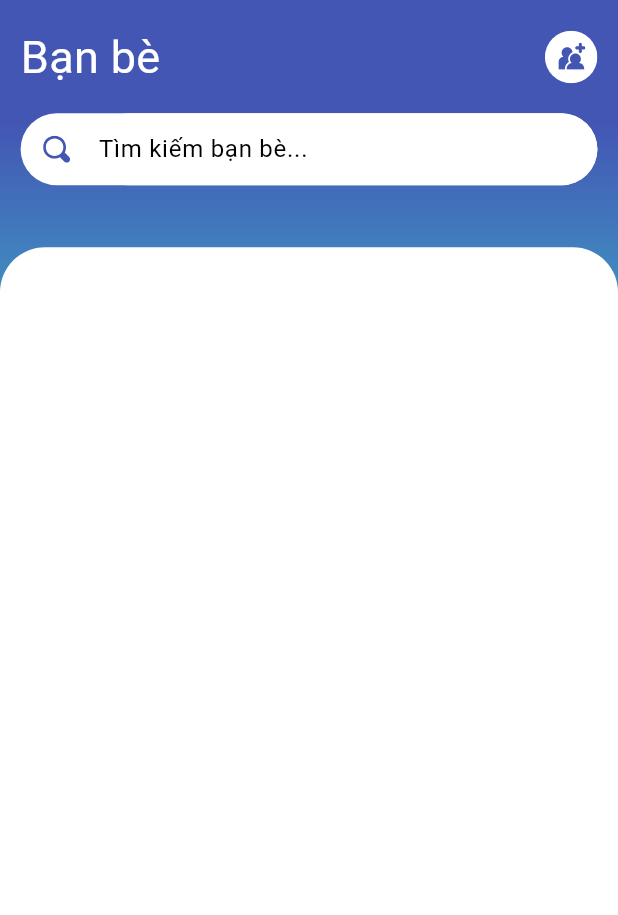
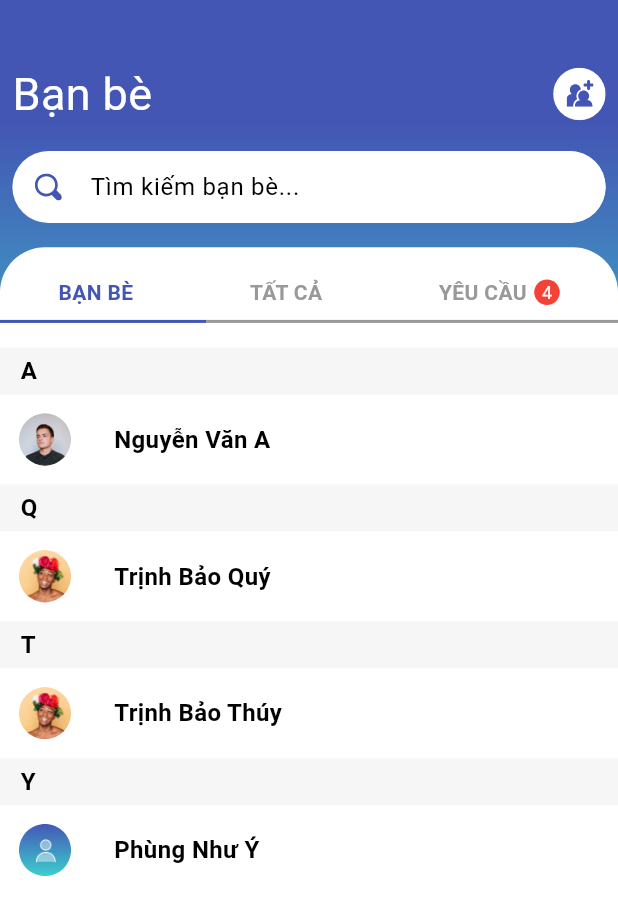
Before and after one commit to quy03/MockChat, a Flutter app: the FriendScreen screen opened by its route, on a phone screen of 412 x 824 dp. Shown: the top 915 px of the screen. Run offline on Flutter 3.47's test engine with Material 3 defaults, Android fonts, the light colour scheme and no system bars; our stand-ins replace diacritic, firebase_auth, firebase_core, flutter_svg; accounts and stored records are empty.

Commit message:
update friends

```diff
--- a/lib/components/custom_bottom_nav_bar.dart
+++ b/lib/components/custom_bottom_nav_bar.dart
@@ -30,6 +30,7 @@ class CustomBottomNavBar extends StatelessWidget {
                 children: [
                   SvgPicture.asset(
                     "assets/icons/chat_nav_bar.svg",
+                    // ignore: deprecated_member_use
                     color: MenuState.message == selectedMenu
                         ? Theme.of(context).colorScheme.secondary
                         : Theme.of(context).colorScheme.inversePrimary,
@@ -90,6 +91,7 @@ class CustomBottomNavBar extends StatelessWidget {
             children: [
               SvgPicture.asset(
                 "assets/icons/friend_nav_bar.svg",
+                // ignore: deprecated_member_use
                 color: MenuState.friend == selectedMenu
                     ? Theme.of(context).colorScheme.secondary
                     : Theme.of(context).colorScheme.inversePrimary,
@@ -117,6 +119,7 @@ class CustomBottomNavBar extends StatelessWidget {
             children: [
               SvgPicture.asset(
                 "assets/icons/user_nav_bar.svg",
+                // ignore: deprecated_member_use
                 color: MenuState.personal == selectedMenu
                     ? Theme.of(context).colorScheme.secondary
                     : Theme.of(context).colorScheme.inversePrimary,
--- a/lib/components/my_search.dart
+++ b/lib/components/my_search.dart
@@ -7,11 +7,11 @@ class MySearch extends StatefulWidget {
   const MySearch({
     Key? key,
     required this.hintText,
-    required this.onSearchToggle,
+    required this.onSearchToggleMySearch,
   }) : super(key: key);
 
   final String hintText;
-  final ValueChanged<bool> onSearchToggle;
+  final ValueChanged<bool> onSearchToggleMySearch;
 
   @override
   State<MySearch> createState() => _MySearchState();
@@ -47,7 +47,7 @@ class _MySearchState extends State<MySearch> {
                     child: TextField(
                       onTap: () {
                         _isSearching = true;
-                        widget.onSearchToggle(true);
+                        widget.onSearchToggleMySearch(true);
                       },
                       controller: searchController,
                       decoration: InputDecoration(
@@ -70,7 +70,7 @@ class _MySearchState extends State<MySearch> {
           TextButton(
             onPressed: () {
               _isSearching = false;
-              widget.onSearchToggle(false);
+              widget.onSearchToggleMySearch(false);
               searchController.clear();
               FocusScope.of(context).unfocus();
             },
--- a/lib/enums.dart
+++ b/lib/enums.dart
@@ -3,3 +3,9 @@ enum MenuState {
   friend,
   personal,
 }
+
+enum FriendState {
+  friends,
+  all,
+  request,
+}
--- a/lib/models/massage.dart
+++ b/lib/models/massage.dart
@@ -46,6 +46,26 @@ List<Massage> demoMassage = [
     badge: 5,
   ),
   Massage(
+    image: 'assets/images/random1.png',
+    friendName: 'Trịnh Bảo Thúy',
+    messageContent: [
+      MessageContent(
+        content: 'Chào bạn',
+        time: DateTime.now().subtract(const Duration(minutes: 5)),
+      ),
+      MessageContent(
+        content: 'Chào bạn, Bạn có khỏe không',
+        time: DateTime.now().subtract(const Duration(minutes: 10)),
+      ),
+      MessageContent(
+        content: 'Hello',
+        time: DateTime.now().subtract(const Duration(minutes: 15)),
+      ),
+    ],
+    story: true,
+    badge: 0,
+  ),
+  Massage(
     image: 'assets/images/random2.png',
     friendName: 'Phùng Như Ý',
     messageContent: [
--- a/lib/screens/body_change.dart
+++ b/lib/screens/body_change.dart
@@ -30,7 +30,8 @@ class _BodyChangeState extends State<BodyChange> {
   @override
   Widget build(BuildContext context) {
     Size size = MediaQuery.of(context).size;
-    return Scaffold(
+    return SafeArea(
+      child: Scaffold(
         appBar: PreferredSize(
           preferredSize: const Size.fromHeight(0),
           child: AppBar(
@@ -63,6 +64,7 @@ class _BodyChangeState extends State<BodyChange> {
             ),
           ),
         ),
+      ),
     );
   }
 }
--- /dev/null
+++ b/lib/screens/friends/components/body_friend.dart
@@ -0,0 +1,49 @@
+import 'package:flutter/material.dart';
+import 'package:mock_chat/enums.dart';
+import 'package:mock_chat/screens/friends/components/all.dart';
+import 'package:mock_chat/screens/friends/components/friends.dart';
+import 'package:mock_chat/screens/friends/components/request.dart';
+import 'package:mock_chat/screens/friends/components/sub_tab_friend.dart';
+
+class BodyFriend extends StatefulWidget {
+  const BodyFriend({super.key});
+
+  @override
+  State<BodyFriend> createState() => _BodyFriendState();
+}
+
+class _BodyFriendState extends State<BodyFriend> {
+  int _selectedIndex = 0;
+  void _onItemTapped(int index) {
+    setState(() {
+      _selectedIndex = index;
+    });
+  }
+
+  final List<Widget> _pages = [
+    Friends(),
+    All(),
+    Request(),
+  ];
+
+  @override
+  Widget build(BuildContext context) {
+    Size size = MediaQuery.of(context).size;
+    return Column(
+      children: [
+        SubTabFriend(
+          selectedFriend: FriendState.values[_selectedIndex],
+          onItemTapped: _onItemTapped,
+          badge: 4,
+        ),
+        SizedBox(height: size.height / 50),
+        Expanded(
+          child: IndexedStack(
+            index: _selectedIndex,
+            children: _pages,
+          ),
+        ),
+      ],
+    );
+  }
+}
--- a/lib/screens/friends/components/friend_head.dart
+++ b/lib/screens/friends/components/friend_head.dart
@@ -17,7 +17,7 @@ class FriendHead extends StatelessWidget {
   Widget build(BuildContext context) {
     return Container(
       padding: EdgeInsets.symmetric(
-        horizontal: size.width / 30,
+        horizontal: size.width / 50,
       ),
       decoration: const BoxDecoration(
         gradient: LinearGradient(
@@ -32,7 +32,7 @@ class FriendHead extends StatelessWidget {
       ),
       child: Column(
         children: [
-          SizedBox(height: size.height / 50),
+          SizedBox(height: size.height / 20),
           Row(
             mainAxisAlignment: MainAxisAlignment.spaceBetween,
             children: [
@@ -51,12 +51,12 @@ class FriendHead extends StatelessWidget {
               )
             ],
           ),
-          const SizedBox(height: 16),
+          SizedBox(height: size.height / 50),
           GestureDetector(
             onTap: () => {},
             child: MySearch(
               hintText: 'Tìm kiếm bạn bè...',
-              onSearchToggle: onSearchToggle,
+              onSearchToggleMySearch: onSearchToggle,
             ),
           ),
         ],
--- /dev/null
+++ b/lib/screens/friends/components/friends.dart
@@ -0,0 +1,135 @@
+import 'package:flutter/material.dart';
+import 'package:diacritic/diacritic.dart'; // Thêm import này
+import 'package:mock_chat/models/massage.dart';
+
+class Friends extends StatelessWidget {
+  const Friends({super.key});
+
+  @override
+  Widget build(BuildContext context) {
+    Size size = MediaQuery.of(context).size;
+
+    // Nhóm danh sách bạn bè theo chữ cái đầu của từ cuối cùng trong tên
+    Map<String, List<Massage>> groupedFriends =
+        _groupFriendsByLastName(demoMassage);
+
+    return Column(
+      crossAxisAlignment: CrossAxisAlignment.start,
+      children: [
+        Expanded(
+          child: ListView.builder(
+            itemCount: groupedFriends.keys.length,
+            itemBuilder: (context, index) {
+              String firstLetter = groupedFriends.keys.elementAt(index);
+              List<Massage> friendsInGroup = groupedFriends[firstLetter]!;
+
+              return Column(
+                crossAxisAlignment: CrossAxisAlignment.start,
+                children: [
+                  // Tiêu đề nhóm theo chữ cái đầu của từ cuối cùng trong tên
+                  Container(
+                    width: size.width,
+                    padding: EdgeInsets.symmetric(
+                      horizontal: size.width / 30,
+                      vertical: size.height * 0.005,
+                    ),
+                    color: const Color.fromRGBO(246, 246, 246, 1),
+                    child: Text(
+                      firstLetter,
+                      style: const TextStyle(
+                        fontSize: 16,
+                        fontWeight: FontWeight.bold,
+                      ),
+                    ),
+                  ),
+                  // Danh sách bạn bè trong nhóm
+                  ...friendsInGroup.map((friend) {
+                    return BuildFriends(
+                      image: friend.image,
+                      fullname: friend.friendName,
+                    );
+                  }).toList(),
+                ],
+              );
+            },
+          ),
+        ),
+      ],
+    );
+  }
+
+  Map<String, List<Massage>> _groupFriendsByLastName(List<Massage> friends) {
+    // Tạo một bản sao của danh sách bạn bè trước khi sắp xếp
+    List<Massage> friendsCopy = List.from(friends);
+
+    // Sắp xếp bản sao theo từ cuối cùng trong tên
+    friendsCopy.sort((a, b) {
+      return _getLastName(a.friendName).compareTo(_getLastName(b.friendName));
+    });
+
+    Map<String, List<Massage>> groupedFriends = {};
+
+    for (var friend in friendsCopy) {
+      // Sử dụng bản sao đã sắp xếp
+      String lastName =
+          _getLastName(friend.friendName); // Lấy từ cuối cùng trong tên
+      String firstLetter = _removeDiacritics(lastName[0])
+          .toUpperCase(); // Lấy chữ cái đầu và loại bỏ dấu
+      if (!groupedFriends.containsKey(firstLetter)) {
+        groupedFriends[firstLetter] = [];
+      }
+      groupedFriends[firstLetter]!.add(friend);
+    }
+
+    return groupedFriends;
+  }
+
+  // Hàm để lấy từ cuối cùng trong tên đầy đủ
+  String _getLastName(String fullName) {
+    List<String> nameParts = fullName.split(' ');
+    return nameParts.last; // Trả về từ cuối cùng
+  }
+
+  // Hàm để loại bỏ dấu trong chữ cái
+  String _removeDiacritics(String input) {
+    return removeDiacritics(input); // Sử dụng thư viện diacritic để loại bỏ dấu
+  }
+}
+
+class BuildFriends extends StatelessWidget {
+  const BuildFriends({
+    super.key,
+    required this.image,
+    required this.fullname,
+  });
+  final String image, fullname;
+
+  @override
+  Widget build(BuildContext context) {
+    return Row(
+      crossAxisAlignment: CrossAxisAlignment.center,
+      children: [
+        CircleAvatar(
+          radius: 30,
+          backgroundColor: Colors.transparent,
+          child: ClipOval(
+            child: Image.asset(
+              image,
+              fit: BoxFit.cover,
+              width: 35,
+              height: 35,
+            ),
+          ),
+        ),
+        const SizedBox(width: 16), // Khoảng cách giữa avatar và tên
+        Text(
+          fullname,
+          style: const TextStyle(
+            fontWeight: FontWeight.bold,
+            fontSize: 16,
+          ),
+        ),
+      ],
+    );
+  }
+}
--- a/lib/screens/friends/components/friends_list.dart
+++ b/lib/screens/friends/components/request.dart
@@ -1,12 +1,12 @@
 import 'package:flutter/material.dart';
 
-class FriendList extends StatelessWidget {
-  const FriendList({super.key});
+class Request extends StatelessWidget {
+  const Request({super.key});
 
   @override
   Widget build(BuildContext context) {
     return Container(
-      color: Colors.green,
+      color: Colors.blue,
     );
   }
 }
--- /dev/null
+++ b/lib/screens/friends/components/sub_tab_friend.dart
@@ -0,0 +1,139 @@
+import 'package:flutter/material.dart';
+import 'package:mock_chat/enums.dart';
+
+class SubTabFriend extends StatelessWidget {
+  const SubTabFriend({
+    super.key,
+    required this.selectedFriend,
+    required this.onItemTapped,
+    required this.badge,
+  });
+
+  final FriendState selectedFriend;
+  final Function(int) onItemTapped;
+  final int badge;
+
+  @override
+  Widget build(BuildContext context) {
+    Size size = MediaQuery.of(context).size;
+
+    return Column(
+      children: [
+        SizedBox(height: size.height / 50),
+        Row(
+          mainAxisAlignment: MainAxisAlignment.spaceAround,
+          children: [
+            // Tab "BẠN BÈ"
+            GestureDetector(
+              onTap: () {
+                onItemTapped(0);
+              },
+              child: Column(
+                children: [
+                  Text(
+                    "BẠN BÈ",
+                    style: TextStyle(
+                      fontWeight: FontWeight.bold,
+                      color: selectedFriend == FriendState.friends
+                          ? Theme.of(context).colorScheme.secondary
+                          : Theme.of(context).colorScheme.inversePrimary,
+                    ),
+                  ),
+                  SizedBox(height: 5),
+                ],
+              ),
+            ),
+            // Tab "TẤT CẢ"
+            GestureDetector(
+              onTap: () {
+                onItemTapped(1);
+              },
+              child: Column(
+                children: [
+                  Text(
+                    "TẤT CẢ",
+                    style: TextStyle(
+                      fontWeight: FontWeight.bold,
+                      color: selectedFriend == FriendState.all
+                          ? Theme.of(context).colorScheme.secondary
+                          : Theme.of(context).colorScheme.inversePrimary,
+                    ),
+                  ),
+                  SizedBox(height: 5),
+                ],
+              ),
+            ),
+            // Tab "YÊU CẦU"
+            GestureDetector(
+              onTap: () {
+                onItemTapped(2);
+              },
+              child: Column(
+                children: [
+                  Row(
+                    children: [
+                      Text(
+                        "YÊU CẦU",
+                        style: TextStyle(
+                          fontWeight: FontWeight.bold,
+                          color: selectedFriend == FriendState.request
+                              ? Theme.of(context).colorScheme.secondary
+                              : Theme.of(context).colorScheme.inversePrimary,
+                        ),
+                      ),
+                      SizedBox(width: 5),
+                      Container(
+                        padding: EdgeInsets.all(5),
+                        decoration: BoxDecoration(
+                          color: Colors.red,
+                          shape: BoxShape.circle,
+                        ),
+                        child: Text(
+                          "$badge",
+                          style: TextStyle(
+                            color: Colors.white,
+                            fontSize: 12,
+                          ),
+                        ),
+                      ),
+                    ],
+                  ),
+                  SizedBox(height: 5),
+                ],
+              ),
+            ),
+          ],
+        ),
+        // Đường kẻ bên dưới
+        Row(
+          children: [
+            Expanded(
+              child: Container(
+                height: 2,
+                color: selectedFriend == FriendState.friends
+                    ? Theme.of(context).colorScheme.secondary
+                    : Theme.of(context).colorScheme.inversePrimary,
+              ),
+            ),
+            Expanded(
+              child: Container(
+                height: 2,
+                color: selectedFriend == FriendState.all
+                    ? Theme.of(context).colorScheme.secondary
+                    : Theme.of(context).colorScheme.inversePrimary,
+              ),
+            ),
+            Expanded(
+              child: Container(
+                height: 2,
+                color: selectedFriend == FriendState.request
+                    ? Theme.of(context).colorScheme.secondary
+                    : Theme.of(context).colorScheme.inversePrimary,
+              ),
+            ),
+          ],
+        ),
+      ],
+    );
+  }
+}
--- a/lib/screens/friends/friend_screen.dart
+++ b/lib/screens/friends/friend_screen.dart
@@ -1,5 +1,6 @@
 import 'package:flutter/material.dart';
 import 'package:mock_chat/models/massage.dart';
+import 'package:mock_chat/screens/friends/components/body_friend.dart';
 import 'package:mock_chat/screens/friends/components/friend_head.dart';
 import 'package:mock_chat/screens/friends/components/friend_search.dart';
 
@@ -23,9 +24,9 @@ class _FriendScreenState extends State<FriendScreen> {
   @override
   Widget build(BuildContext context) {
     Size size = MediaQuery.of(context).size;
-    return Scaffold(
-      body: SafeArea(
-        child: Stack(
+    return SafeArea(
+      child: Scaffold(
+        body: Stack(
           children: [
             FriendHead(
               size: size,
@@ -44,49 +45,12 @@ class _FriendScreenState extends State<FriendScreen> {
                   ),
                   color: Color.fromRGBO(255, 255, 255, 1),
                 ),
-                child: Padding(
-                  padding: EdgeInsets.symmetric(
-                    horizontal: size.width / 50,
-                  ),
-                  child: _isSearching ? _buildSearchFriend(size) : null,
-                ),
+                child: _isSearching ? _buildSearchFriend(size) : BodyFriend(),
               ),
             ),
           ],
         ),
       ),
-    );
-  }
-
-  Column _buildFriendsList(Size size) {
-    return Column(
-      crossAxisAlignment: CrossAxisAlignment.start,
-      children: [
-        SizedBox(height: size.height / 40),
-        Padding(
-          padding: EdgeInsets.only(left: size.width / 30),
-          child: Text(
-            "DANH SÁCH BẠN BÈ",
-            style: TextStyle(
-              color: Theme.of(context).colorScheme.inversePrimary,
-              fontSize: 14,
-            ),
-          ),
-        ),
-        Expanded(
-          child: ListView.builder(
-            itemCount: demoMassage.length,
-            itemBuilder: (context, index) {
-              final friend = demoMassage[index];
-              return FriendSearch(
-                size: size,
-                image: friend.image,
-                friendName: friend.friendName,
-              );
-            },
-          ),
-        ),
-      ],
     );
   }
 
--- a/lib/screens/message/components/message_details.dart
+++ b/lib/screens/message/components/message_details.dart
@@ -141,6 +141,7 @@ class _MessageDetailState extends State<MessageDetail> {
                     child: IconButton(
                       icon: SvgPicture.asset(
                         "assets/icons/photo.svg",
+                        // ignore: deprecated_member_use
                         color: _isImageVisible
                             ? Color.fromRGBO(67, 86, 180, 1)
                             : Color.fromRGBO(155, 155, 155, 1),
--- a/pubspec.yaml
+++ b/pubspec.yaml
@@ -18,6 +18,7 @@ dependencies:
   cloud_firestore: ^5.4.4
   firebase_auth: ^5.3.1
   intl: ^0.19.0
+  diacritic: ^0.1.6
 
 
 dev_dependencies:
```
Also changed, not shown: lib/components/button_checkbox.dart (+8 -1 lines), lib/screens/friends/components/all.dart (added, +12 -0 lines), lib/screens/message/components/create_new_message.dart (added, +141 -0 lines), lib/screens/message/components/list_friends.dart (added, +42 -0 lines), lib/screens/message/components/message_head.dart (+13 -5 lines), lib/screens/message/message_screen.dart (+5 -5 lines), pubspec.lock. Lines whose indentation alone changed are shown as unchanged.
